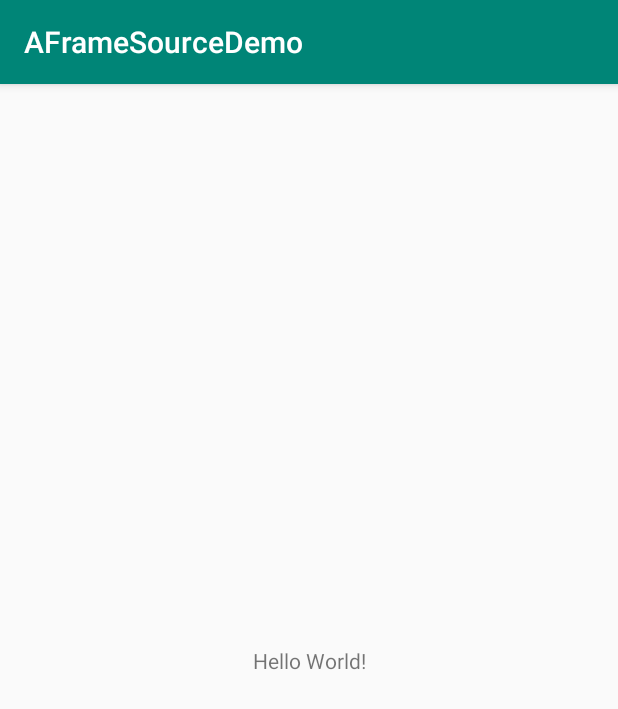
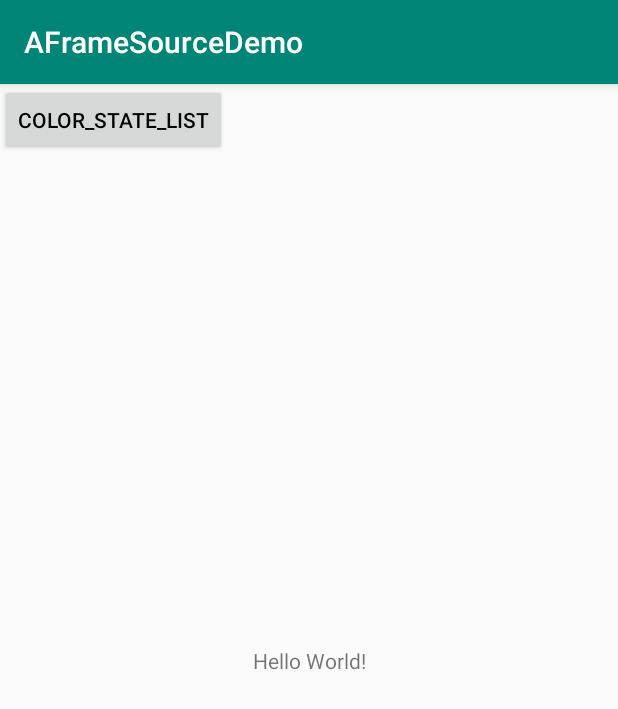
Before and after one commit to blueflybee/AFrameSourceDemo, an Android app: the screen it shows after launch (MainActivity), on a phone screen of 412 x 824 dp. Shown: the top 709 px of the screen. Run offline under Robolectric (Android 15) with nearby library versions, the phone set to English and light mode, and no system bars.

Commit message:
color state list测试

```diff
--- a/app/src/main/java/myorg/aframe/aframesourcedemo/MainActivity.java
+++ b/app/src/main/java/myorg/aframe/aframesourcedemo/MainActivity.java
@@ -1,5 +1,13 @@
 package myorg.aframe.aframesourcedemo;
 
+import android.content.ComponentCallbacks;
+import android.content.res.Configuration;
+import android.database.Cursor;
+import android.database.DatabaseErrorHandler;
+import android.database.sqlite.SQLiteCursor;
+import android.database.sqlite.SQLiteCursorDriver;
+import android.database.sqlite.SQLiteDatabase;
+import android.database.sqlite.SQLiteQuery;
 import android.support.v7.app.AppCompatActivity;
 import android.os.Bundle;
 
@@ -9,5 +17,25 @@ public class MainActivity extends AppCompatActivity {
   protected void onCreate(Bundle savedInstanceState) {
     super.onCreate(savedInstanceState);
     setContentView(R.layout.activity_main);
+
+    SQLiteDatabase database = openOrCreateDatabase("test", MODE_ENABLE_WRITE_AHEAD_LOGGING, null, new DatabaseErrorHandler() {
+      @Override
+      public void onCorruption(SQLiteDatabase sqLiteDatabase) {
+
+      }
+    });
+
+    registerComponentCallbacks(new ComponentCallbacks() {
+      @Override
+      public void onConfigurationChanged(Configuration configuration) {
+
+      }
+
+      @Override
+      public void onLowMemory() {
+
+      }
+    });
+
   }
 }
--- /dev/null
+++ b/app/src/main/res/color/button_text.xml
@@ -0,0 +1,8 @@
+<?xml version="1.0" encoding="utf-8"?>
+<selector xmlns:android="http://schemas.android.com/apk/res/android">
+    <item android:state_pressed="true"
+        android:color="#ffff0000"/> <!-- pressed -->
+    <item android:state_focused="true"
+        android:color="#ff0000ff"/> <!-- focused -->
+    <item android:color="#ff000000"/> <!-- default -->
+</selector>
--- a/app/src/main/res/layout/activity_main.xml
+++ b/app/src/main/res/layout/activity_main.xml
@@ -15,4 +15,10 @@
         app:layout_constraintRight_toRightOf="parent"
         app:layout_constraintTop_toTopOf="parent" />
 
+    <Button
+        android:textColor="@color/button_text"
+        android:text="color_state_list"
+        android:layout_width="wrap_content"
+        android:layout_height="wrap_content" />
+
 </android.support.constraint.ConstraintLayout>
```
